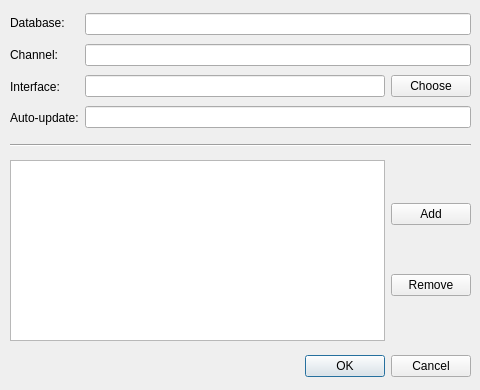
Old version of the form qt/designs/options_dialog.ui in the repository MarvinCS/DNS_Sniffer.
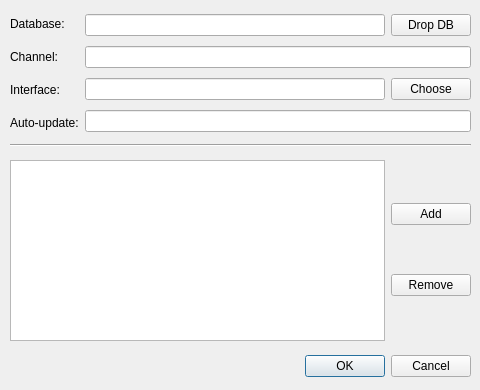
New version of the form.

Commit message: Try to build a button and safe drop the database. Not working at the moment

The edit to the form file:
```diff
--- a/qt/designs/options_dialog.ui
+++ b/qt/designs/options_dialog.ui
@@ -35,7 +35,7 @@
      <x>10</x>
      <y>10</y>
      <width>461</width>
-     <height>121</height>
+     <height>126</height>
     </rect>
    </property>
    <layout class="QHBoxLayout" name="horizontalLayout">
@@ -74,7 +74,18 @@
     <item>
      <layout class="QVBoxLayout" name="verticalLayout_2">
       <item>
-       <widget class="QLineEdit" name="ti_db_name"/>
+       <layout class="QHBoxLayout" name="horizontalLayout_4">
+        <item>
+         <widget class="QLineEdit" name="ti_db_name"/>
+        </item>
+        <item>
+         <widget class="QPushButton" name="btn_drop_db">
+          <property name="text">
+           <string>Drop DB</string>
+          </property>
+         </widget>
+        </item>
+       </layout>
       </item>
       <item>
        <widget class="QLineEdit" name="ti_channel"/>
```
The commit also changes 6 other files.
